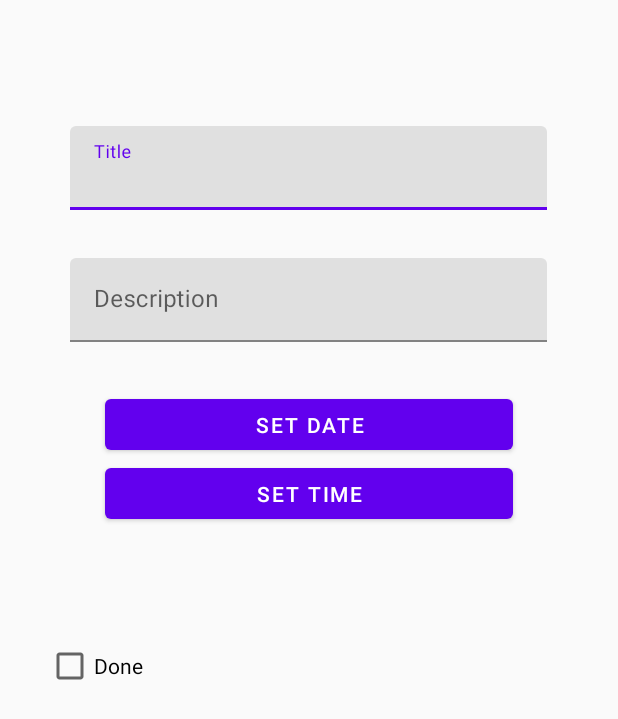
After one commit to Shayan-Aslani/TaskManager, an Android app: the layout fragment_add_task.xml on its own in the app's theme, with its tools: preview values and no code run, on a phone screen of 412 x 824 dp. The commit adds this screen. Shown: the top 719 px of the screen. Run offline under Robolectric (Android 15) with nearby library versions, the phone set to English and light mode, and no system bars.

Commit message:
detail fragment and add fragment complete

```diff
--- a/app/src/main/java/com/example/hw9_maktab28/MainFragment.java
+++ b/app/src/main/java/com/example/hw9_maktab28/MainFragment.java
@@ -43,4 +43,5 @@ public class MainFragment extends Fragment {
         TabLayout tabLayout = (TabLayout) view.findViewById(R.id.tablayout);
         tabLayout.setupWithViewPager(viewPager);
     }
+
 }
--- /dev/null
+++ b/app/src/main/res/layout/fragment_add_task.xml
@@ -0,0 +1,75 @@
+<?xml version="1.0" encoding="utf-8"?>
+<androidx.constraintlayout.widget.ConstraintLayout xmlns:android="http://schemas.android.com/apk/res/android"
+    xmlns:app="http://schemas.android.com/apk/res-auto"
+    xmlns:tools="http://schemas.android.com/tools"
+    android:layout_width="match_parent"
+    android:layout_height="match_parent"
+    tools:context=".TaskDetailFragment"
+    android:theme="@style/Theme.MaterialComponents.Light.NoActionBar">
+
+    <com.google.android.material.textfield.TextInputLayout
+        android:id="@+id/textInputLayout"
+        android:hint="Title"
+        android:layout_width="350dp"
+        android:layout_height="wrap_content"
+        android:layout_marginTop="68dp"
+        app:layout_constraintEnd_toEndOf="parent"
+        app:layout_constraintHorizontal_bias="0.491"
+        app:layout_constraintStart_toStartOf="parent"
+        app:layout_constraintTop_toTopOf="parent">
+
+        <com.google.android.material.textfield.TextInputEditText
+            android:id="@+id/title_EditText_Add"
+            android:layout_width="match_parent"
+            android:layout_height="wrap_content"
+            android:layout_margin="16dp" />
+    </com.google.android.material.textfield.TextInputLayout>
+
+
+    <com.google.android.material.textfield.TextInputLayout
+        android:id="@+id/textInputLayout2"
+        android:layout_width="350dp"
+        android:hint="Description"
+        android:layout_height="wrap_content"
+        app:layout_constraintEnd_toEndOf="@+id/textInputLayout"
+        app:layout_constraintStart_toStartOf="@+id/textInputLayout"
+        app:layout_constraintTop_toBottomOf="@+id/textInputLayout">
+
+        <com.google.android.material.textfield.TextInputEditText
+            android:id="@+id/description_EditText_Add"
+            android:layout_width="match_parent"
+            android:layout_height="wrap_content"
+            android:layout_margin="16dp" />
+    </com.google.android.material.textfield.TextInputLayout>
+
+    <com.google.android.material.button.MaterialButton
+        android:id="@+id/date_Button_Add"
+        android:layout_width="272dp"
+        android:layout_height="46dp"
+        android:layout_margin="16dp"
+        android:text="Set Date"
+        app:layout_constraintEnd_toEndOf="@+id/textInputLayout2"
+        app:layout_constraintStart_toStartOf="@+id/textInputLayout2"
+        app:layout_constraintTop_toBottomOf="@+id/textInputLayout2" />
+
+    <com.google.android.material.button.MaterialButton
+        android:id="@+id/time_Button_Add"
+        android:layout_width="272dp"
+        android:layout_height="46dp"
+        android:text="Set Time"
+        app:layout_constraintEnd_toEndOf="@+id/date_Button_Add"
+        app:layout_constraintHorizontal_bias="0.0"
+        app:layout_constraintStart_toStartOf="@+id/date_Button_Add"
+        app:layout_constraintTop_toBottomOf="@+id/date_Button_Add" />
+
+    <androidx.appcompat.widget.AppCompatCheckBox
+        android:id="@+id/done_CheckBox_Add"
+        android:layout_width="wrap_content"
+        android:layout_height="wrap_content"
+        android:layout_marginTop="68dp"
+        android:text="Done"
+        app:layout_constraintStart_toStartOf="@+id/textInputLayout2"
+        app:layout_constraintTop_toBottomOf="@+id/time_Button_Add" />
+
+
+</androidx.constraintlayout.widget.ConstraintLayout>
```
Also changed, not shown: app/src/main/java/com/example/hw9_maktab28/AddTaskFragment.java (added, +99 -0 lines), app/src/main/java/com/example/hw9_maktab28/MainActivity.java (+10 -0 lines), app/src/main/java/com/example/hw9_maktab28/TabFragment.java (+37 -18 lines), app/src/main/java/com/example/hw9_maktab28/TaskAdapter.java (+25 -4 lines), app/src/main/java/com/example/hw9_maktab28/TaskDetailFragment.java (added, +123 -0 lines), app/src/main/java/com/example/hw9_maktab28/model/Repository.java (+20 -0 lines), app/src/main/java/com/example/hw9_maktab28/model/Task.java (+17 -18 lines), app/src/main/res/drawable-anydpi/ic_action_add.xml (added, +11 -0 lines), app/src/main/res/layout/fragment_tab.xml (+9 -1 lines), app/src/main/res/layout/fragment_task_detail.xml (added, +77 -0 lines), app/src/main/res/drawable-hdpi/ic_action_add.png (added), app/src/main/res/drawable-mdpi/ic_action_add.png (added), app/src/main/res/drawable-xhdpi/ic_action_add.png (added), app/src/main/res/drawable-xxhdpi/ic_action_add.png (added).
